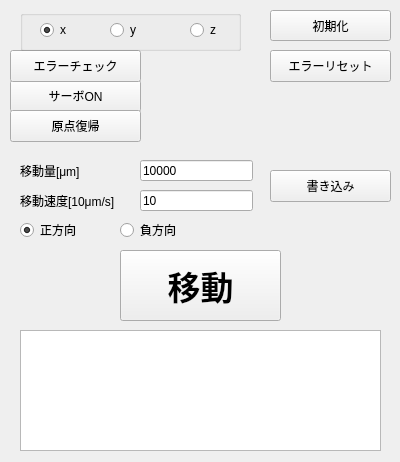
Old version of the form mainwindow.ui in the repository fr0077/simple_controller.
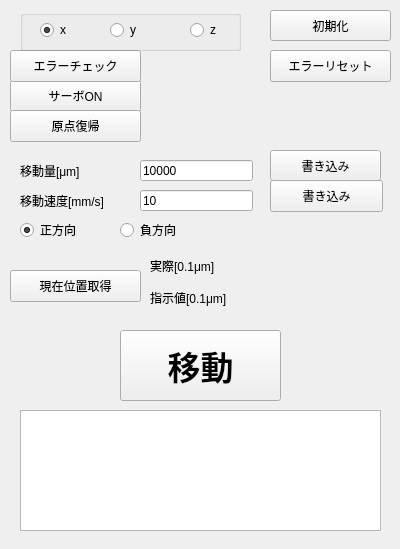
New version of the form.

```diff
--- a/mainwindow.ui
+++ b/mainwindow.ui
@@ -7,7 +7,7 @@
     <x>0</x>
     <y>0</y>
     <width>400</width>
-    <height>462</height>
+    <height>549</height>
    </rect>
   </property>
   <property name="windowTitle">
@@ -89,7 +89,7 @@
      </rect>
     </property>
     <property name="text">
-     <string>移動速度[10μm/s]</string>
+     <string>移動速度[mm/s]</string>
     </property>
    </widget>
    <widget class="QLineEdit" name="edit_dist">
@@ -122,9 +122,9 @@
     <property name="geometry">
      <rect>
       <x>270</x>
-      <y>170</y>
-      <width>121</width>
-      <height>32</height>
+      <y>150</y>
+      <width>111</width>
+      <height>31</height>
      </rect>
     </property>
     <property name="text">
@@ -164,7 +164,7 @@
     <property name="geometry">
      <rect>
       <x>120</x>
-      <y>250</y>
+      <y>330</y>
       <width>161</width>
       <height>71</height>
      </rect>
@@ -265,12 +265,90 @@
     <property name="geometry">
      <rect>
       <x>20</x>
-      <y>330</y>
+      <y>410</y>
       <width>361</width>
       <height>121</height>
      </rect>
     </property>
    </widget>
+   <widget class="QPushButton" name="button_write_2">
+    <property name="geometry">
+     <rect>
+      <x>270</x>
+      <y>180</y>
+      <width>113</width>
+      <height>32</height>
+     </rect>
+    </property>
+    <property name="text">
+     <string>書き込み</string>
+    </property>
+   </widget>
+   <widget class="QPushButton" name="get_pos">
+    <property name="geometry">
+     <rect>
+      <x>10</x>
+      <y>270</y>
+      <width>131</width>
+      <height>32</height>
+     </rect>
+    </property>
+    <property name="text">
+     <string>現在位置取得</string>
+    </property>
+   </widget>
+   <widget class="QLabel" name="label">
+    <property name="geometry">
+     <rect>
+      <x>150</x>
+      <y>255</y>
+      <width>81</width>
+      <height>21</height>
+     </rect>
+    </property>
+    <property name="text">
+     <string>実際[0.1μm]</string>
+    </property>
+   </widget>
+   <widget class="QLabel" name="label_2">
+    <property name="geometry">
+     <rect>
+      <x>150</x>
+      <y>290</y>
+      <width>101</width>
+      <height>16</height>
+     </rect>
+    </property>
+    <property name="text">
+     <string>指示値[0.1μm]</string>
+    </property>
+   </widget>
+   <widget class="QLabel" name="real">
+    <property name="geometry">
+     <rect>
+      <x>260</x>
+      <y>255</y>
+      <width>111</width>
+      <height>21</height>
+     </rect>
+    </property>
+    <property name="text">
+     <string/>
+    </property>
+   </widget>
+   <widget class="QLabel" name="indicated">
+    <property name="geometry">
+     <rect>
+      <x>260</x>
+      <y>290</y>
+      <width>111</width>
+      <height>16</height>
+     </rect>
+    </property>
+    <property name="text">
+     <string/>
+    </property>
+   </widget>
   </widget>
  </widget>
  <layoutdefault spacing="6" margin="11"/>
```
